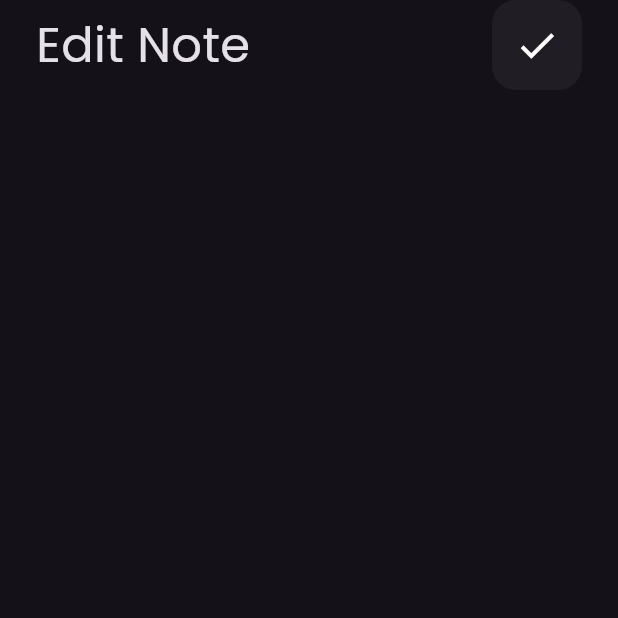
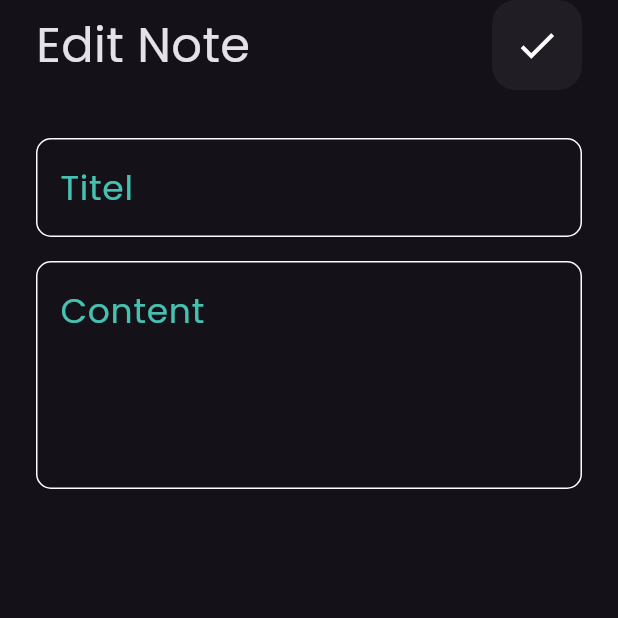
Before and after one commit to MarianAdly21/NotesApp, a Flutter app: the EditView screen opened directly, on a phone screen of 412 x 824 dp, the top half of it. Run offline on Flutter 3.47's test engine with Material 3 defaults, Android fonts, the phone set to English and light mode, and no system bars; our stand-ins replace font_awesome_flutter.

Commit message:
UI of edit view done

```diff
--- a/lib/widget/edit_note_view_body.dart
+++ b/lib/widget/edit_note_view_body.dart
@@ -1,5 +1,6 @@
 import 'package:flutter/material.dart';
 import 'package:notes_app/widget/custom_app_bar.dart';
+import 'package:notes_app/widget/custom_text_field.dart';
 
 class EditNoteViewBody extends StatelessWidget {
   const EditNoteViewBody({super.key});
@@ -11,10 +12,22 @@ class EditNoteViewBody extends StatelessWidget {
         padding: EdgeInsets.symmetric(horizontal: 24),
         child: Column(
           children: [
+
             CustomAppBar(
               title: "Edit Note",
               icon: Icons.check,
             ),
+            SizedBox(
+              height: 32,
+            ),
+            CustomTextField(hitText: 'Titel'),
+            SizedBox(
+              height: 16,
+            ),
+            CustomTextField(
+              hitText: "Content",
+              maxLines: 5,
+            )
           ],
         ),
       ),
```
